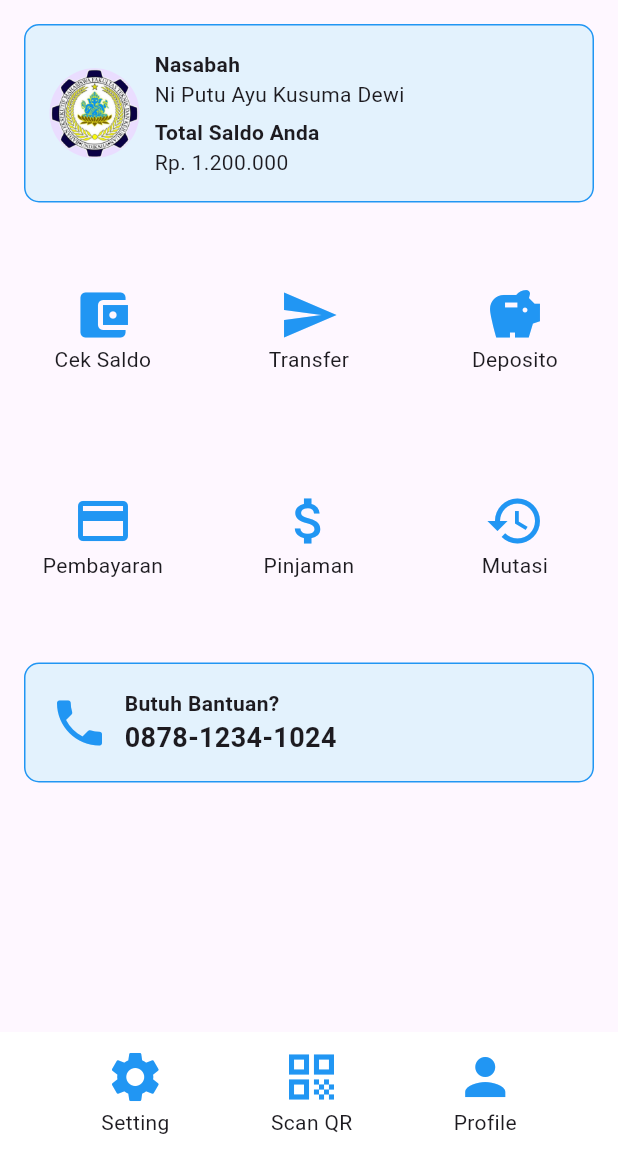
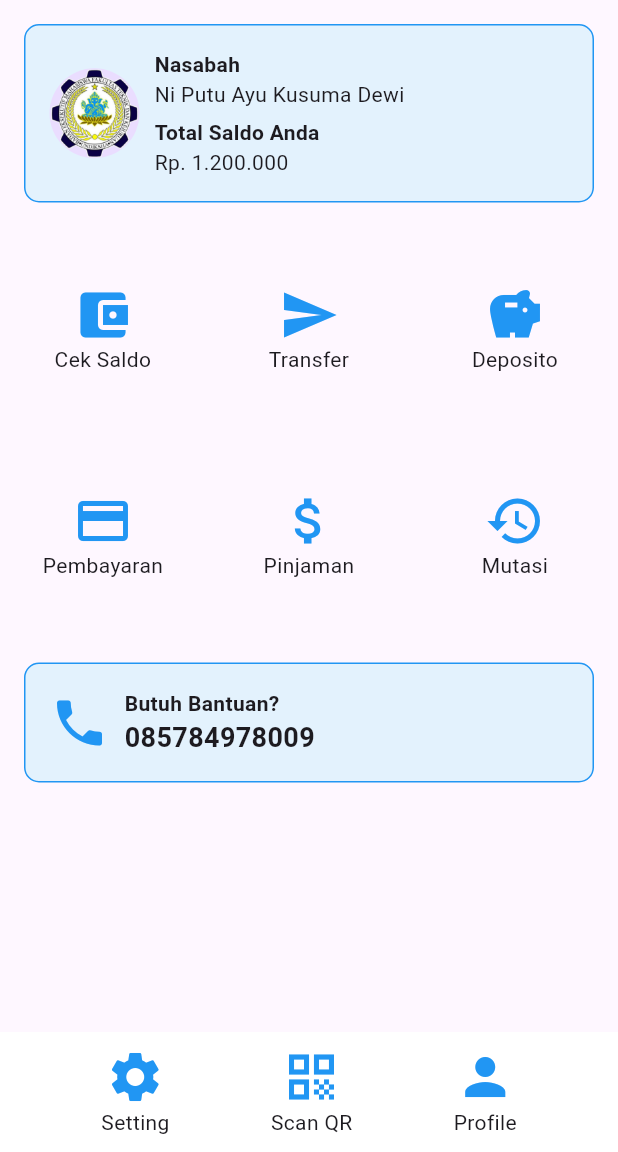
Before and after one commit to amelia-iky/pemob-koperasi-undiksha, a Flutter app: the HomeScreen screen opened directly, on a phone screen of 412 x 824 dp, the part 84-1236 px from its top. Run offline on Flutter 3.47's test engine with Material 3 defaults, Android fonts, the phone set to English and light mode, and no system bars.

```diff
--- a/lib/home_screen.dart
+++ b/lib/home_screen.dart
@@ -78,7 +78,7 @@ class HomeScreen extends StatelessWidget {
                         crossAxisAlignment: CrossAxisAlignment.start,
                         children: [
                           Text("Butuh Bantuan?", style: TextStyle(fontWeight: FontWeight.bold)),
-                          Text("0878-1234-1024", style: TextStyle(fontSize: 18, fontWeight: FontWeight.bold)),
+                          Text("085784978009", style: TextStyle(fontSize: 18, fontWeight: FontWeight.bold)),
                         ],
                       ),
                     ],
```
